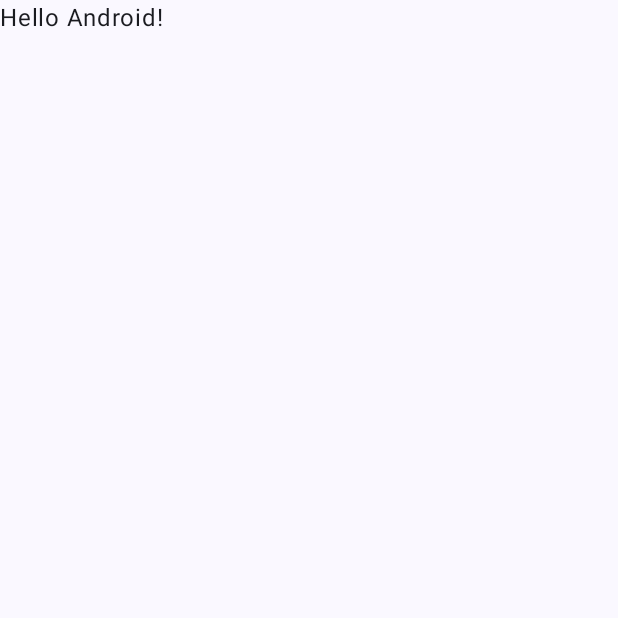
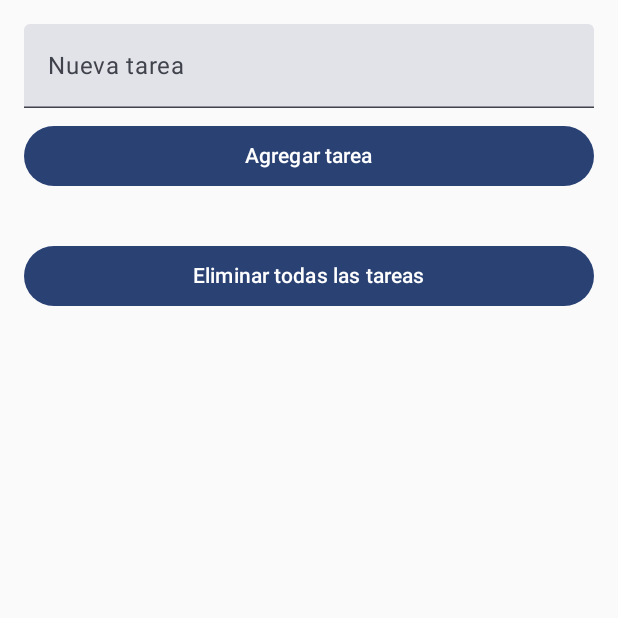
Before and after one commit to BSegovia-Tecsup/lab08, an Android app built with Jetpack Compose: the screen it shows after launch (MainActivity), on a phone screen of 412 x 824 dp, the top half of it. Before the commit the part shown is almost empty. Run offline under Robolectric (Android 15) with nearby library versions, the phone set to English and light mode, and no system bars; our stand-ins replace Room's generated code.

Commit message:
MAIN implementacion de vista

```diff
--- a/app/src/main/java/com/example/lab08/MainActivity.kt
+++ b/app/src/main/java/com/example/lab08/MainActivity.kt
@@ -1,15 +1,17 @@
 package com.example.lab08
+
 
 import android.os.Bundle
 import androidx.activity.ComponentActivity
 import androidx.activity.compose.setContent
-import androidx.compose.foundation.layout.fillMaxSize
-import androidx.compose.material3.MaterialTheme
-import androidx.compose.material3.Surface
-import androidx.compose.material3.Text
-import androidx.compose.runtime.Composable
+import androidx.compose.foundation.layout.*
+import androidx.compose.material3.*
+import androidx.compose.runtime.*
 import androidx.compose.ui.Modifier
 import androidx.compose.ui.tooling.preview.Preview
+import androidx.compose.ui.unit.dp
+import androidx.room.Room
+import kotlinx.coroutines.launch
 import com.example.lab08.ui.theme.Lab08Theme
 
 class MainActivity : ComponentActivity() {
@@ -17,27 +19,76 @@ class MainActivity : ComponentActivity() {
         super.onCreate(savedInstanceState)
         setContent {
             Lab08Theme {
-                // A surface container using the 'background' color from the theme
-                Surface(modifier = Modifier.fillMaxSize(), color = MaterialTheme.colorScheme.background) {
-                    Greeting("Android")
+                val db = Room.databaseBuilder(
+                    applicationContext,
+                    TaskDatabase::class.java,
+                    "task_db"
+                ).build()
+
+                val taskDao = db.taskDao()
+                val viewModel = TaskViewModel(taskDao)
+
+                TaskScreen(viewModel)
+            }
+        }
+    }
+
+}
+
+@Composable
+fun TaskScreen(viewModel: TaskViewModel) {
+    val tasks by viewModel.tasks.collectAsState()
+    val coroutineScope = rememberCoroutineScope()
+    var newTaskDescription by remember { mutableStateOf("") }
+
+
+    Column(
+        modifier = Modifier
+            .fillMaxSize()
+            .padding(16.dp)
+    ) {
+        TextField(
+            value = newTaskDescription,
+            onValueChange = { newTaskDescription = it },
+            label = { Text("Nueva tarea") },
+            modifier = Modifier.fillMaxWidth()
+        )
+
+
+        Button(
+            onClick = {
+                if (newTaskDescription.isNotEmpty()) {
+                    viewModel.addTask(newTaskDescription)
+                    newTaskDescription = ""
+                }
+            },
+            modifier = Modifier.fillMaxWidth().padding(top = 8.dp)
+        ) {
+            Text("Agregar tarea")
+        }
+
+
+        Spacer(modifier = Modifier.height(16.dp))
+
+
+        tasks.forEach { task ->
+            Row(
+                modifier = Modifier.fillMaxWidth(),
+                horizontalArrangement = Arrangement.SpaceBetween
+            ) {
+                Text(text = task.description)
+                Button(onClick = { viewModel.toggleTaskCompletion(task) }) {
+                    Text(if (task.isCompleted) "Completada" else "Pendiente")
                 }
             }
         }
+
+
+        Button(
+            onClick = { coroutineScope.launch { viewModel.deleteAllTasks() } },
+            modifier = Modifier.fillMaxWidth().padding(top = 16.dp)
+        ) {
+            Text("Eliminar todas las tareas")
+        }
     }
 }
-
-@Composable
-fun Greeting(name: String, modifier: Modifier = Modifier) {
-    Text(
-            text = "Hello $name!",
-            modifier = modifier
-    )
-}
-
-@Preview(showBackground = true)
-@Composable
-fun GreetingPreview() {
-    Lab08Theme {
-        Greeting("Android")
-    }
-}
```
